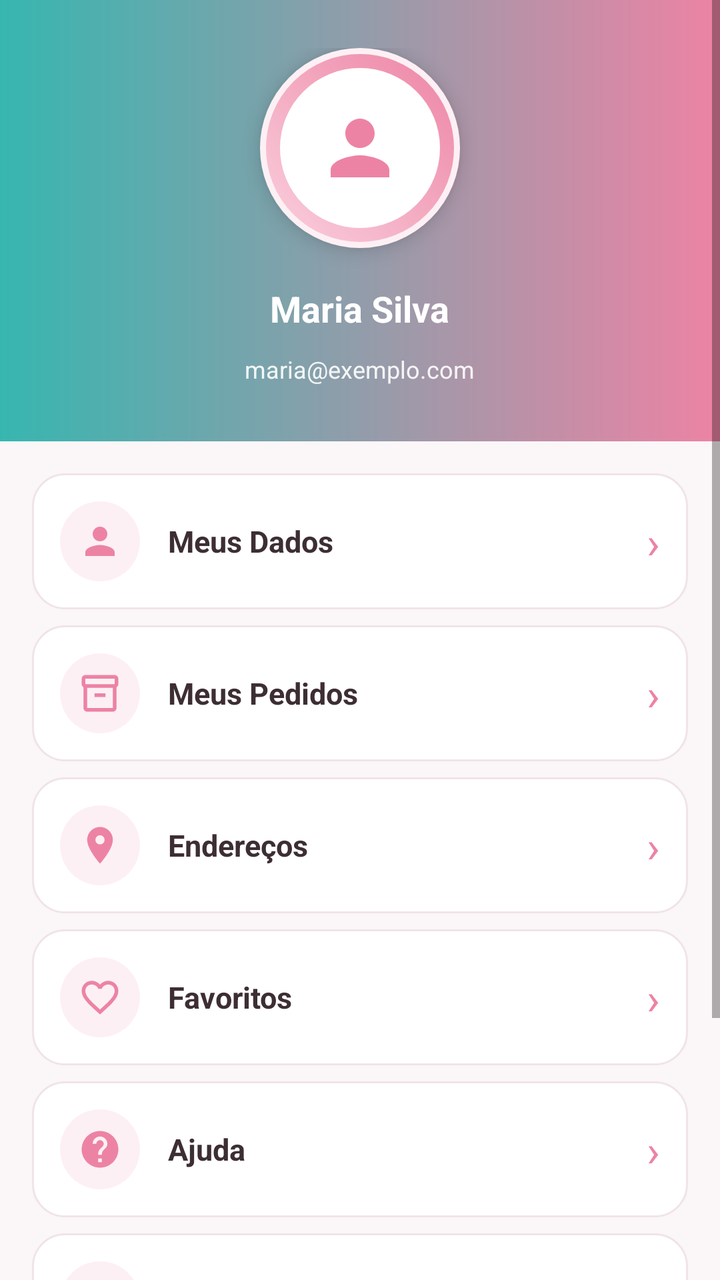
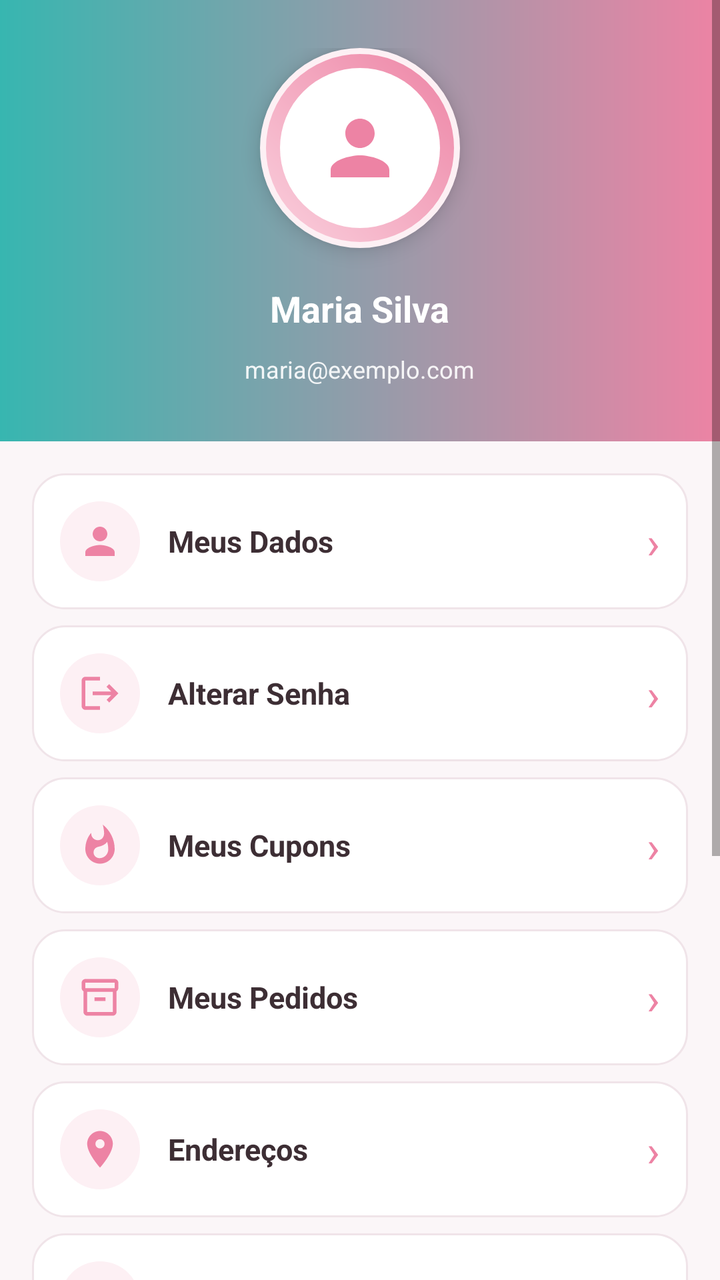

An Android layout rendered at two revisions. The XML below is the earlier revision; the diff shows what the commit changed to produce the second picture.
<!-- AndroidManifest.xml: application theme Theme.ArthurBaby -->
<!-- res/layout/fragment_perfil.xml -->
<?xml version="1.0" encoding="utf-8"?>
<ScrollView xmlns:android="http://schemas.android.com/apk/res/android"
    xmlns:app="http://schemas.android.com/apk/res-auto"
    android:layout_width="match_parent"
    android:layout_height="match_parent"
    android:background="@color/fundo_claro"
    android:fillViewport="true">

    <LinearLayout
        android:layout_width="match_parent"
        android:layout_height="wrap_content"
        android:orientation="vertical">

        
        <LinearLayout
            android:layout_width="match_parent"
            android:layout_height="wrap_content"
            android:orientation="vertical"
            android:gravity="center"
            android:paddingVertical="24dp"
            android:background="@drawable/bg_gradiente_header">

            <FrameLayout
                android:layout_width="100dp"
                android:layout_height="100dp"
                android:background="@drawable/bg_avatar_anel"
                android:elevation="6dp">

                <FrameLayout
                    android:layout_width="80dp"
                    android:layout_height="80dp"
                    android:layout_gravity="center"
                    android:background="@drawable/bg_avatar_interno">

                    <ImageView
                        android:layout_width="44dp"
                        android:layout_height="44dp"
                        android:layout_gravity="center"
                        android:src="@drawable/ic_perfil"
                        app:tint="@color/rosa_arthur"
                        android:contentDescription="Avatar" />
                </FrameLayout>
            </FrameLayout>

            <TextView
                android:id="@+id/tvNome"
                android:layout_width="wrap_content"
                android:layout_height="wrap_content"
                android:text="Maria Silva"
                android:textColor="@color/branco"
                android:textStyle="bold"
                android:textSize="18sp"
                android:layout_marginTop="14dp"
                android:paddingHorizontal="12dp"
                android:paddingVertical="4dp" />

            <TextView
                android:id="@+id/tvEmail"
                android:layout_width="wrap_content"
                android:layout_height="wrap_content"
                android:text="maria@exemplo.com"
                android:textColor="@color/branco"
                android:textSize="12sp"
                android:alpha="0.9"
                android:layout_marginTop="2dp"
                android:paddingHorizontal="12dp"
                android:paddingVertical="4dp" />
        </LinearLayout>

        
        <LinearLayout
            android:layout_width="match_parent"
            android:layout_height="wrap_content"
            android:orientation="vertical"
            android:padding="16dp">

            
            <LinearLayout
                android:id="@+id/opMeusDados"
                android:layout_width="match_parent"
                android:layout_height="wrap_content"
                android:orientation="horizontal"
                android:gravity="center_vertical"
                android:padding="14dp"
                android:background="@drawable/bg_card_opcao_perfil"
                android:layout_marginBottom="8dp"
                android:clickable="true"
                android:focusable="true"
                android:foreground="?attr/selectableItemBackground">

                <FrameLayout
                    android:layout_width="40dp"
                    android:layout_height="40dp"
                    android:background="@drawable/bg_circulo_categoria_suave">

                    <ImageView
                        android:layout_width="22dp"
                        android:layout_height="22dp"
                        android:layout_gravity="center"
                        android:src="@drawable/ic_perfil"
                        app:tint="@color/rosa_arthur"
                        android:contentDescription="Meus Dados" />
                </FrameLayout>

                <TextView
                    android:layout_width="0dp"
                    android:layout_height="wrap_content"
                    android:layout_weight="1"
                    android:layout_marginStart="14dp"
                    android:text="Meus Dados"
                    android:textColor="@color/texto_primario"
                    android:textSize="15sp"
                    android:textStyle="bold" />

                <TextView
                    android:layout_width="wrap_content"
                    android:layout_height="wrap_content"
                    android:text="›"
                    android:textSize="22sp"
                    android:textColor="@color/rosa_arthur" />
            </LinearLayout>

            <LinearLayout
                android:id="@+id/opMeusPedidos"
                android:layout_width="match_parent"
                android:layout_height="wrap_content"
                android:orientation="horizontal"
                android:gravity="center_vertical"
                android:padding="14dp"
                android:background="@drawable/bg_card_opcao_perfil"
                android:layout_marginBottom="8dp"
                android:clickable="true"
                android:focusable="true"
                android:foreground="?attr/selectableItemBackground">

                <FrameLayout
                    android:layout_width="40dp"
                    android:layout_height="40dp"
                    android:background="@drawable/bg_circulo_categoria_suave">

                    <ImageView
                        android:layout_width="22dp"
                        android:layout_height="22dp"
                        android:layout_gravity="center"
                        android:src="@drawable/ic_pedidos"
                        app:tint="@color/rosa_arthur"
                        android:contentDescription="Meus Pedidos" />
                </FrameLayout>

                <TextView
                    android:layout_width="0dp"
                    android:layout_height="wrap_content"
                    android:layout_weight="1"
                    android:layout_marginStart="14dp"
                    android:text="Meus Pedidos"
                    android:textColor="@color/texto_primario"
                    android:textSize="15sp"
                    android:textStyle="bold" />

                <TextView
                    android:layout_width="wrap_content"
                    android:layout_height="wrap_content"
                    android:text="›"
                    android:textSize="22sp"
                    android:textColor="@color/rosa_arthur" />
            </LinearLayout>

            <LinearLayout
                android:id="@+id/opEnderecos"
                android:layout_width="match_parent"
                android:layout_height="wrap_content"
                android:orientation="horizontal"
                android:gravity="center_vertical"
                android:padding="14dp"
                android:background="@drawable/bg_card_opcao_perfil"
                android:layout_marginBottom="8dp"
                android:clickable="true"
                android:focusable="true"
                android:foreground="?attr/selectableItemBackground">

                <FrameLayout
                    android:layout_width="40dp"
                    android:layout_height="40dp"
                    android:background="@drawable/bg_circulo_categoria_suave">

                    <ImageView
                        android:layout_width="22dp"
                        android:layout_height="22dp"
                        android:layout_gravity="center"
                        android:src="@drawable/ic_localizacao"
                        app:tint="@color/rosa_arthur"
                        android:contentDescription="Endereços" />
                </FrameLayout>

                <TextView
                    android:layout_width="0dp"
                    android:layout_height="wrap_content"
                    android:layout_weight="1"
                    android:layout_marginStart="14dp"
                    android:text="Endereços"
                    android:textColor="@color/texto_primario"
                    android:textSize="15sp"
                    android:textStyle="bold" />

                <TextView
                    android:layout_width="wrap_content"
                    android:layout_height="wrap_content"
                    android:text="›"
                    android:textSize="22sp"
                    android:textColor="@color/rosa_arthur" />
            </LinearLayout>

            <LinearLayout
                android:id="@+id/opFavoritos"
                android:layout_width="match_parent"
                android:layout_height="wrap_content"
                android:orientation="horizontal"
                android:gravity="center_vertical"
                android:padding="14dp"
                android:background="@drawable/bg_card_opcao_perfil"
                android:layout_marginBottom="8dp"
                android:clickable="true"
                android:focusable="true"
                android:foreground="?attr/selectableItemBackground">

                <FrameLayout
                    android:layout_width="40dp"
                    android:layout_height="40dp"
                    android:background="@drawable/bg_circulo_categoria_suave">

                    <ImageView
                        android:layout_width="22dp"
                        android:layout_height="22dp"
                        android:layout_gravity="center"
                        android:src="@drawable/ic_favorito"
                        app:tint="@color/rosa_arthur"
                        android:contentDescription="Favoritos" />
                </FrameLayout>

                <TextView
                    android:layout_width="0dp"
                    android:layout_height="wrap_content"
                    android:layout_weight="1"
                    android:layout_marginStart="14dp"
                    android:text="Favoritos"
                    android:textColor="@color/texto_primario"
                    android:textSize="15sp"
                    android:textStyle="bold" />

                <TextView
                    android:layout_width="wrap_content"
                    android:layout_height="wrap_content"
                    android:text="›"
                    android:textSize="22sp"
                    android:textColor="@color/rosa_arthur" />
            </LinearLayout>

            <LinearLayout
                android:id="@+id/opAjuda"
                android:layout_width="match_parent"
                android:layout_height="wrap_content"
                android:orientation="horizontal"
                android:gravity="center_vertical"
                android:padding="14dp"
                android:background="@drawable/bg_card_opcao_perfil"
                android:layout_marginBottom="8dp"
                android:clickable="true"
                android:focusable="true"
                android:foreground="?attr/selectableItemBackground">

                <FrameLayout
                    android:layout_width="40dp"
                    android:layout_height="40dp"
                    android:background="@drawable/bg_circulo_categoria_suave">

                    <ImageView
                        android:layout_width="22dp"
                        android:layout_height="22dp"
                        android:layout_gravity="center"
                        android:src="@drawable/ic_ajuda"
                        app:tint="@color/rosa_arthur"
                        android:contentDescription="Ajuda" />
                </FrameLayout>

                <TextView
                    android:layout_width="0dp"
                    android:layout_height="wrap_content"
                    android:layout_weight="1"
                    android:layout_marginStart="14dp"
                    android:text="Ajuda"
                    android:textColor="@color/texto_primario"
                    android:textSize="15sp"
                    android:textStyle="bold" />

                <TextView
                    android:layout_width="wrap_content"
                    android:layout_height="wrap_content"
                    android:text="›"
                    android:textSize="22sp"
                    android:textColor="@color/rosa_arthur" />
            </LinearLayout>

            <LinearLayout
                android:id="@+id/opSobre"
                android:layout_width="match_parent"
                android:layout_height="wrap_content"
                android:orientation="horizontal"
                android:gravity="center_vertical"
                android:padding="14dp"
                android:background="@drawable/bg_card_opcao_perfil"
                android:layout_marginBottom="8dp"
                android:clickable="true"
                android:focusable="true"
                android:foreground="?attr/selectableItemBackground">

                <FrameLayout
                    android:layout_width="40dp"
                    android:layout_height="40dp"
                    android:background="@drawable/bg_circulo_categoria_suave">

                    <ImageView
                        android:layout_width="22dp"
                        android:layout_height="22dp"
                        android:layout_gravity="center"
                        android:src="@drawable/ic_info"
                        app:tint="@color/rosa_arthur"
                        android:contentDescription="Sobre" />
                </FrameLayout>

                <TextView
                    android:layout_width="0dp"
                    android:layout_height="wrap_content"
                    android:layout_weight="1"
                    android:layout_marginStart="14dp"
                    android:text="Sobre"
                    android:textColor="@color/texto_primario"
                    android:textSize="15sp"
                    android:textStyle="bold" />

                <TextView
                    android:layout_width="wrap_content"
                    android:layout_height="wrap_content"
                    android:text="›"
                    android:textSize="22sp"
                    android:textColor="@color/rosa_arthur" />
            </LinearLayout>

            <LinearLayout
                android:id="@+id/opSair"
                android:layout_width="match_parent"
                android:layout_height="wrap_content"
                android:orientation="horizontal"
                android:gravity="center_vertical"
                android:padding="14dp"
                android:background="@drawable/bg_card_opcao_perfil"
                android:layout_marginTop="8dp"
                android:layout_marginBottom="20dp"
                android:clickable="true"
                android:focusable="true"
                android:foreground="?attr/selectableItemBackground">

                <FrameLayout
                    android:layout_width="40dp"
                    android:layout_height="40dp"
                    android:background="@drawable/bg_circulo_vermelho_suave">

                    <ImageView
                        android:layout_width="22dp"
                        android:layout_height="22dp"
                        android:layout_gravity="center"
                        android:src="@drawable/ic_sair"
                        app:tint="@color/vermelho_desconto"
                        android:contentDescription="Sair" />
                </FrameLayout>

                <TextView
                    android:layout_width="0dp"
                    android:layout_height="wrap_content"
                    android:layout_weight="1"
                    android:layout_marginStart="14dp"
                    android:text="Sair"
                    android:textColor="@color/vermelho_desconto"
                    android:textSize="15sp"
                    android:textStyle="bold" />
            </LinearLayout>
        </LinearLayout>
    </LinearLayout>
</ScrollView>
<!-- resources referenced by this layout -->
<resources>
  <color name="branco">#FFFFFF</color>
  <color name="fundo_claro">#FBF6F8</color>
  <color name="rosa_arthur">#ED83A4</color>
  <color name="texto_primario">#3D2E34</color>
  <color name="vermelho_desconto">#E85A7A</color>
  <!-- drawable bg_avatar_anel (drawable) -->
  <?xml version="1.0" encoding="utf-8"?>
  <shape xmlns:android="http://schemas.android.com/apk/res/android"
      android:shape="oval">
      <gradient
          android:startColor="@color/rosa_claro"
          android:endColor="@color/rosa_arthur"
          android:angle="45" />
      <stroke android:width="3dp" android:color="@color/rosa_suave" />
  </shape>
  <!-- drawable bg_avatar_interno (drawable) -->
  <?xml version="1.0" encoding="utf-8"?>
  <shape xmlns:android="http://schemas.android.com/apk/res/android"
      android:shape="oval">
      <solid android:color="@color/branco" />
  </shape>
  <!-- drawable bg_card_opcao_perfil (drawable) -->
  <?xml version="1.0" encoding="utf-8"?>
  <shape xmlns:android="http://schemas.android.com/apk/res/android"
      android:shape="rectangle">
      <solid android:color="@color/branco" />
      <corners android:radius="16dp" />
      <stroke android:width="1dp" android:color="@color/cinza_borda" />
  </shape>
  <!-- drawable bg_circulo_categoria_suave (drawable) -->
  <?xml version="1.0" encoding="utf-8"?>
  <shape xmlns:android="http://schemas.android.com/apk/res/android"
      android:shape="oval">
      <solid android:color="@color/rosa_suave" />
  </shape>
  <!-- drawable bg_circulo_vermelho_suave (drawable) -->
  <?xml version="1.0" encoding="utf-8"?>
  <shape xmlns:android="http://schemas.android.com/apk/res/android"
      android:shape="oval">
      <solid android:color="#FDEAEE" />
  </shape>
  <!-- drawable bg_gradiente_header (drawable) -->
  <?xml version="1.0" encoding="utf-8"?>
  <shape xmlns:android="http://schemas.android.com/apk/res/android"
      android:shape="rectangle">
      <gradient
          android:startColor="@color/verde_arthur"
          android:endColor="@color/rosa_arthur"
          android:angle="0"
          android:type="linear" />
  </shape>
  <!-- drawable ic_info (drawable) -->
  <vector xmlns:android="http://schemas.android.com/apk/res/android"
      android:width="24dp"
      android:height="24dp"
      android:viewportWidth="24"
      android:viewportHeight="24">
      <path
          android:fillColor="#FF000000"
          android:pathData="M12,2C6.48,2 2,6.48 2,12s4.48,10 10,10 10,-4.48 10,-10S17.52,2 12,2zM13,17h-2v-6h2v6zM13,9h-2V7h2v2z"/>
  </vector>
  <!-- drawable ic_sair (drawable) -->
  <vector xmlns:android="http://schemas.android.com/apk/res/android"
      android:width="24dp"
      android:height="24dp"
      android:viewportWidth="24"
      android:viewportHeight="24">
      <path
          android:fillColor="#FF000000"
          android:pathData="M17,7l-1.41,1.41L18.17,11H8v2h10.17l-2.58,2.58L17,17l5,-5zM4,5h8V3H4c-1.1,0 -2,0.9 -2,2v14c0,1.1 0.9,2 2,2h8v-2H4V5z"/>
  </vector>
  <color name="rosa_claro">#FAD1DE</color>
  <color name="rosa_suave">#FDF0F4</color>
  <color name="cinza_borda">#F0E4E9</color>
  <color name="verde_arthur">#37B6B0</color>
  <color name="verde_escuro">#2A8F8A</color>
  <color name="rosa_escuro">#D56586</color>
  <!-- unchanged entries left out for length: 6 -->
</resources>

<!-- the commit's change to res/layout/fragment_perfil.xml (unified diff, before → after) -->
@@ -88,6 +88,8 @@
                 android:focusable="true"
                 android:foreground="?attr/selectableItemBackground">
 
+
+
                 <FrameLayout
                     android:layout_width="40dp"
                     android:layout_height="40dp"
@@ -118,6 +120,44 @@
                     android:text="›"
                     android:textSize="22sp"
                     android:textColor="@color/rosa_arthur" />
+            </LinearLayout>
+
+            <LinearLayout
+                android:id="@+id/opAlterarSenha"
+                android:layout_width="match_parent"
+                android:layout_height="wrap_content"
+                android:orientation="horizontal"
+                android:gravity="center_vertical"
+                android:padding="14dp"
+                android:background="@drawable/bg_card_opcao_perfil"
+                android:layout_marginBottom="8dp"
+                android:clickable="true"
+                android:focusable="true"
+                android:foreground="?attr/selectableItemBackground">
+                <FrameLayout android:layout_width="40dp" android:layout_height="40dp" android:background="@drawable/bg_circulo_categoria_suave">
+                    <ImageView android:layout_width="22dp" android:layout_height="22dp" android:layout_gravity="center" android:src="@drawable/ic_sair" app:tint="@color/rosa_arthur" />
+                </FrameLayout>
+                <TextView android:layout_width="0dp" android:layout_height="wrap_content" android:layout_weight="1" android:layout_marginStart="14dp" android:text="Alterar Senha" android:textColor="@color/texto_primario" android:textSize="15sp" android:textStyle="bold" />
+                <TextView android:layout_width="wrap_content" android:layout_height="wrap_content" android:text="›" android:textSize="22sp" android:textColor="@color/rosa_arthur" />
+            </LinearLayout>
+
+            <LinearLayout
+                android:id="@+id/opMeusCupons"
+                android:layout_width="match_parent"
+                android:layout_height="wrap_content"
+                android:orientation="horizontal"
+                android:gravity="center_vertical"
+                android:padding="14dp"
+                android:background="@drawable/bg_card_opcao_perfil"
+                android:layout_marginBottom="8dp"
+                android:clickable="true"
+                android:focusable="true"
+                android:foreground="?attr/selectableItemBackground">
+                <FrameLayout android:layout_width="40dp" android:layout_height="40dp" android:background="@drawable/bg_circulo_categoria_suave">
+                    <ImageView android:layout_width="22dp" android:layout_height="22dp" android:layout_gravity="center" android:src="@drawable/ic_promocao" app:tint="@color/rosa_arthur" />
+                </FrameLayout>
+                <TextView android:layout_width="0dp" android:layout_height="wrap_content" android:layout_weight="1" android:layout_marginStart="14dp" android:text="Meus Cupons" android:textColor="@color/texto_primario" android:textSize="15sp" android:textStyle="bold" />
+                <TextView android:layout_width="wrap_content" android:layout_height="wrap_content" android:text="›" android:textSize="22sp" android:textColor="@color/rosa_arthur" />
             </LinearLayout>
 
             <LinearLayout
<!-- resource entries referenced after the edit -->
@@ -61,6 +61,16 @@
           android:fillColor="#FF000000"
           android:pathData="M12,2C6.48,2 2,6.48 2,12s4.48,10 10,10 10,-4.48 10,-10S17.52,2 12,2zM13,17h-2v-6h2v6zM13,9h-2V7h2v2z"/>
   </vector>
+  <!-- drawable ic_promocao (drawable) -->
+  <vector xmlns:android="http://schemas.android.com/apk/res/android"
+      android:width="24dp"
+      android:height="24dp"
+      android:viewportWidth="24"
+      android:viewportHeight="24">
+      <path
+          android:fillColor="#FF000000"
+          android:pathData="M13.5,0.67s0.74,2.65 0.74,4.8c0,2.06 -1.35,3.73 -3.41,3.73 -2.07,0 -3.63,-1.67 -3.63,-3.73l0.03,-0.36C5.21,7.51 4,10.62 4,14c0,4.42 3.58,8 8,8s8,-3.58 8,-8C20,8.61 17.41,3.8 13.5,0.67zM11.71,19c-1.78,0 -3.22,-1.4 -3.22,-3.14 0,-1.62 1.05,-2.76 2.81,-3.12 1.77,-0.36 3.6,-1.21 4.62,-2.58 0.39,1.29 0.59,2.65 0.59,4.04 0,2.65 -2.15,4.8 -4.8,4.8z"/>
+  </vector>
   <!-- drawable ic_sair (drawable) -->
   <vector xmlns:android="http://schemas.android.com/apk/res/android"
       android:width="24dp"
